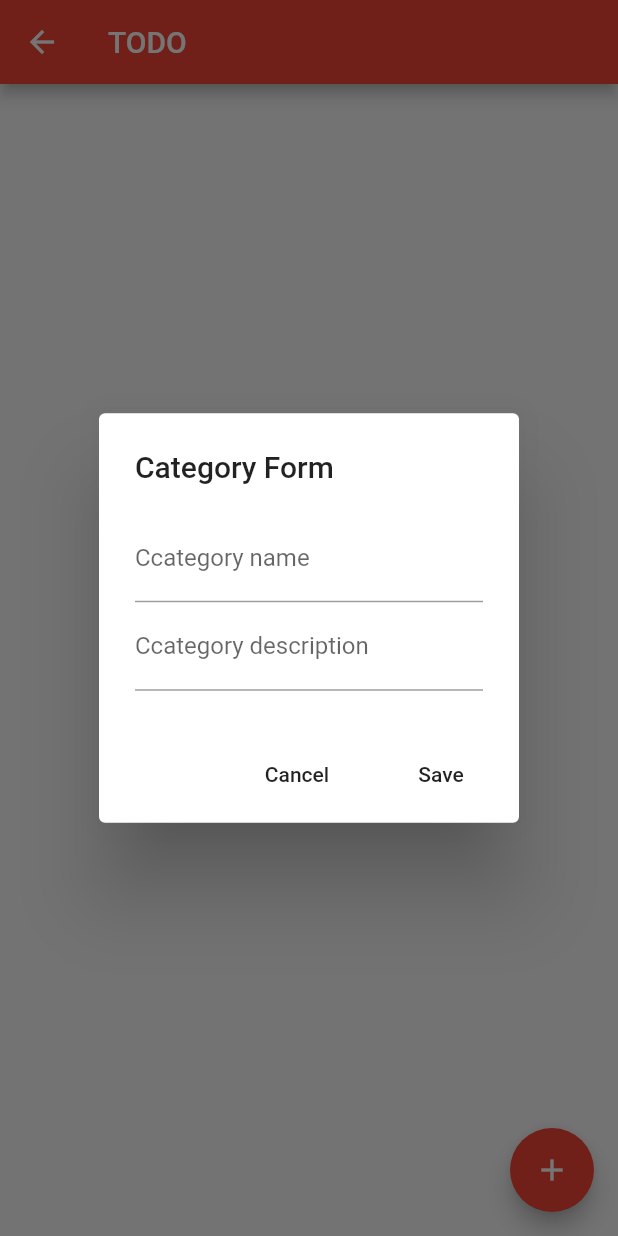
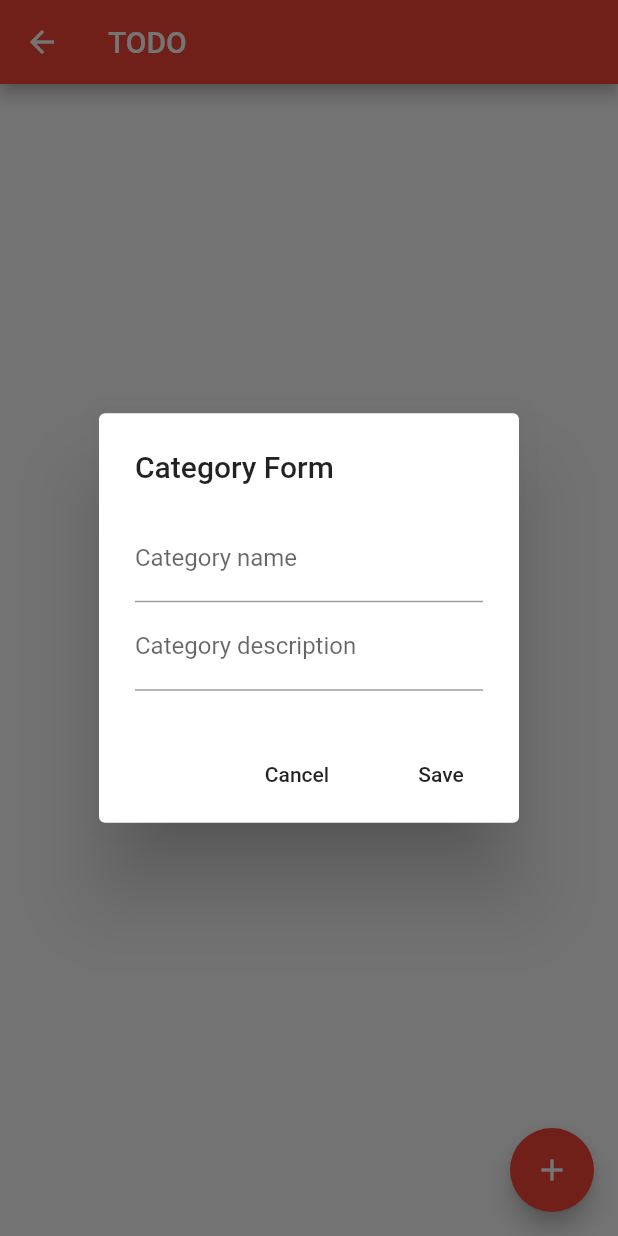
Before and after one commit to mrpandey1/todo_app_flutter_sqflite, a Flutter app: the CategoryScreen screen opened directly, after a tap on the "add" icon, on a phone screen of 412 x 824 dp. Run offline on Flutter 3.47's test engine with Material 2 defaults, Android fonts, the phone set to English and light mode, and no system bars.

Commit message:
added models and services file inorder to fetch information from category form and store it in local database

```diff
--- /dev/null
+++ b/lib/models/category.dart
@@ -0,0 +1,4 @@
+class Category{
+  String name;
+  String description;
+}
--- a/lib/screens/categories_screen.dart
+++ b/lib/screens/categories_screen.dart
@@ -1,4 +1,6 @@
 import 'package:flutter/material.dart';
+import 'package:todo_flutter/models/category.dart';
+import 'package:todo_flutter/services/category_service.dart';
 
 class CategoryScreen extends StatefulWidget {
   @override
@@ -9,6 +11,9 @@ class _CategoryScreenState extends State<CategoryScreen> {
 
   var _categoryName=TextEditingController();
   var _categoryDescription=TextEditingController();
+  var _category=Category();
+  var _categoryService=CategoryServices();
+
   _showFormInDialog(BuildContext context){
     return showDialog(
       context: context,
@@ -24,7 +29,9 @@ class _CategoryScreenState extends State<CategoryScreen> {
             ),
             FlatButton(
               onPressed:(){
-
+                  _category.name=_categoryName.text;
+                  _category.description=_categoryDescription.text;
+                  _categoryService.saveCategory(_category);
               } ,
               child: Text('Save'),
             )
@@ -36,14 +43,14 @@ class _CategoryScreenState extends State<CategoryScreen> {
               TextField(
                 controller: _categoryName,
                 decoration: InputDecoration(
-                  labelText: 'Ccategory name',
+                  labelText: 'Category name',
                   hintText: 'Write category name'
                 ),
               ),
               TextField(
                 controller: _categoryDescription,
                 decoration: InputDecoration(
-                  labelText: 'Ccategory description',
+                  labelText: 'Category description',
                   hintText: 'Write category description '
                 ),
               ),
--- /dev/null
+++ b/lib/services/category_service.dart
@@ -0,0 +1,7 @@
+import 'package:todo_flutter/models/category.dart';
+
+class CategoryServices{
+  saveCategory(Category category){
+    print(category.name);
+  }
+}
```
